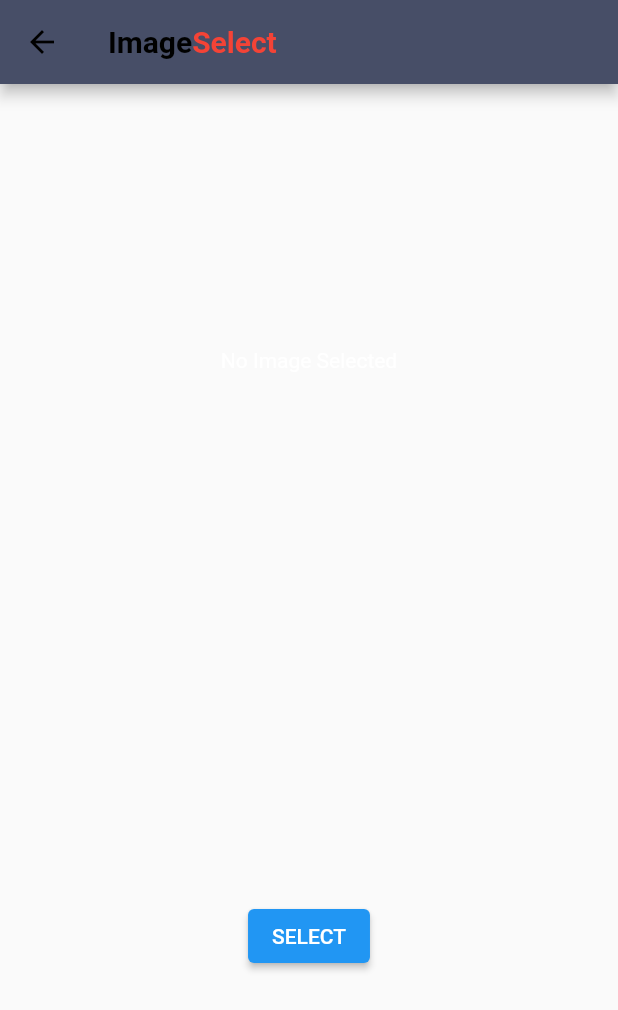
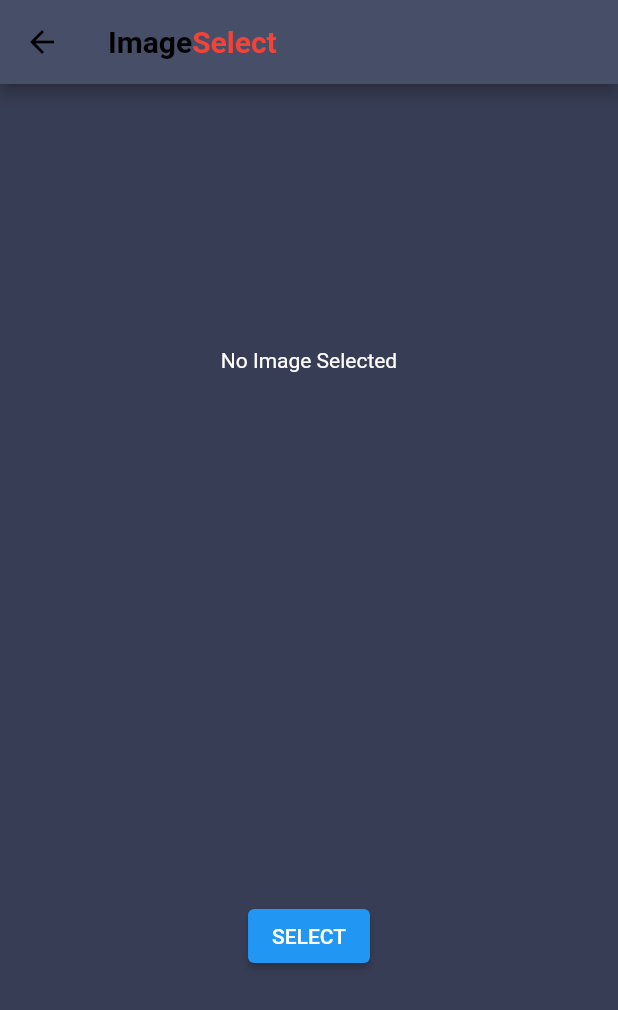
Before and after one commit to acm-projects/ArtBlock, a Flutter app: the CameraScreen screen opened directly, on a phone screen of 412 x 824 dp. Shown: the top 1010 px of the screen. Run offline on Flutter 3.47's test engine with Material 2 defaults, Android fonts, the phone set to English and light mode, and no system bars; our stand-ins replace google_fonts, image_picker, palette_generator, shared_preferences; missing offline and left inert: flutter_hsvcolor_picker, flutter_swipable; accounts and stored records are empty; network calls fail.

Commit message:
minor fixes

```diff
--- a/client_artblock/lib/main.dart
+++ b/client_artblock/lib/main.dart
@@ -12,6 +12,7 @@ class MyApp extends StatelessWidget {
   @override
   Widget build(BuildContext context) {
     return MaterialApp(
+      debugShowCheckedModeBanner: false,
       title: 'ArtBlock',
       theme: ThemeData(primaryColor: Colors.white),
       home: Nav(),
--- a/client_artblock/lib/new-camera-screen.dart
+++ b/client_artblock/lib/new-camera-screen.dart
@@ -94,12 +94,11 @@ class _CameraScreenState extends State<CameraScreen> {
   // shows selected image or tells the user that no image is selected
   Widget _deicdeImageView() {
     if (imageFile == null) {
-      return new Text(
-              'No Image Selected',
+      return new Text('No Image Selected',
           style: TextStyle(
             //inbuilt named colors
             color: Colors.white,
-              );
+          ));
     } else {
       return Image.file(imageFile, width: 400, height: 400);
     }
@@ -144,7 +143,7 @@ class _CameraScreenState extends State<CameraScreen> {
         backgroundColor: Color(0xFF474E67),
       ),
       body: Container(
-        backgroundColor: Color(0xFF373D54),
+        color: Color(0xFF373D54),
         child: Center(
           child: Column(
             mainAxisAlignment: MainAxisAlignment.spaceAround,
@@ -161,7 +160,7 @@ class _CameraScreenState extends State<CameraScreen> {
                       //inbuilt named colors
                       color: Colors.white,
                     ),
-              )
+                  ))
             ],
           ),
         ),
--- a/client_artblock/lib/random-screen.dart
+++ b/client_artblock/lib/random-screen.dart
@@ -122,7 +122,7 @@ class Card extends StatelessWidget {
         decoration: BoxDecoration(
           borderRadius: BorderRadius.circular(16.0),
           color: color,
-          image: DecorationImage(image: NetworkImage(url)),
+          image: DecorationImage(image: NetworkImage(url), fit: BoxFit.cover),
         ),
       ),
       onSwipeRight: (Offset finalPosition) => onSwipedRight(),
```
Also changed, not shown: client_artblock/lib/home-screen.dart (+5 -2 lines). Lines whose indentation alone changed are shown as unchanged.
